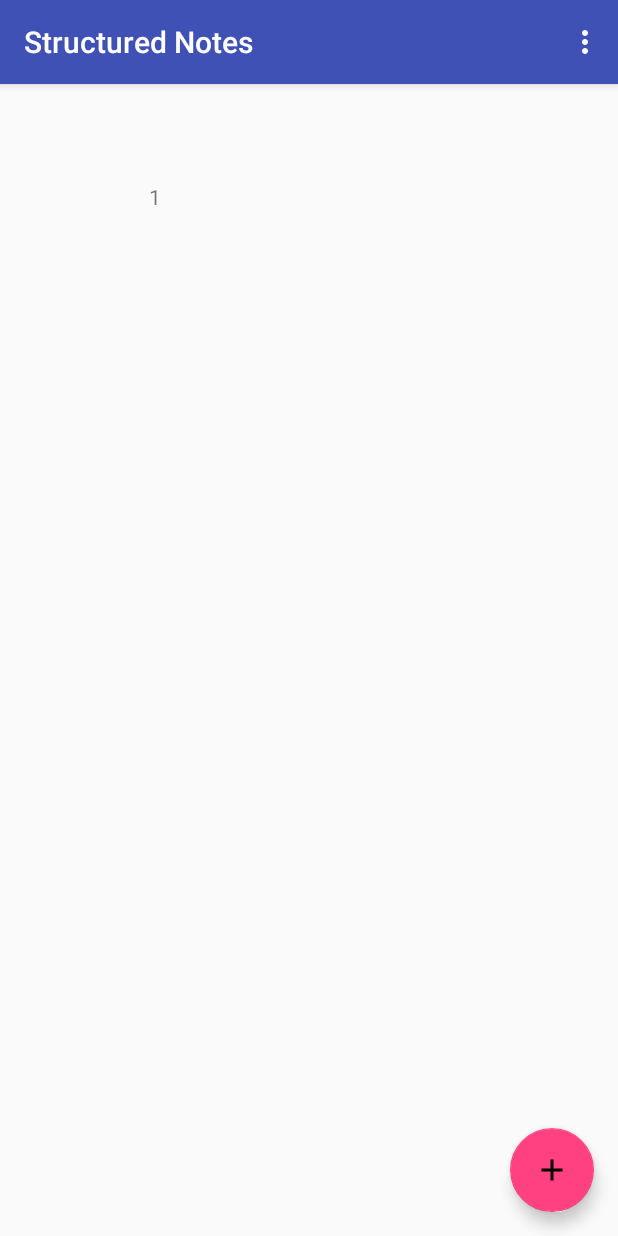
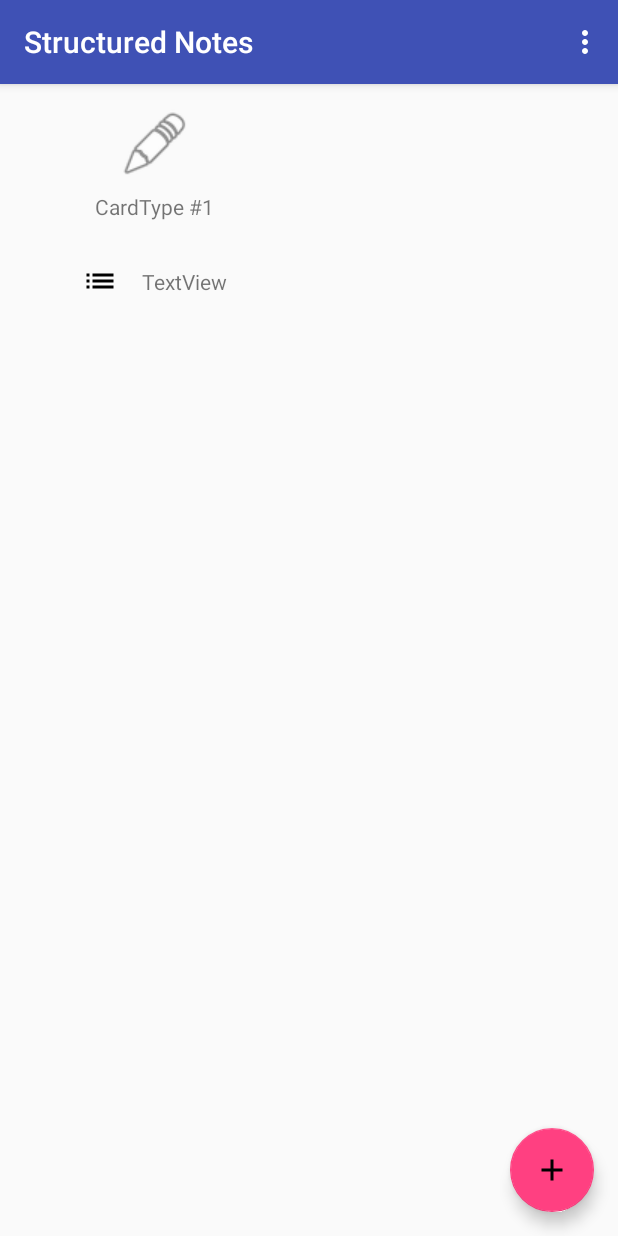
Before and after one commit to OSLL/adfmp18-structured-notes, an Android app: the screen it shows after launch (MainActivity), after a tap on an icon or button, on a phone screen of 412 x 824 dp. Run offline under Robolectric (Android 15) with nearby library versions, the phone set to English and light mode, and no system bars.

Commit message:
Enchanced card buttons

```diff
--- a/app/src/main/AndroidManifest.xml
+++ b/app/src/main/AndroidManifest.xml
@@ -10,7 +10,7 @@
         android:supportsRtl="true"
         android:theme="@style/AppTheme">
         <activity
-            android:name=".MainActivity"
+            android:name=".ui.MainActivity"
             android:label="@string/app_name"
             android:theme="@style/AppTheme.NoActionBar">
             <intent-filter>
--- /dev/null
+++ b/app/src/main/kotlin/ru/spbau/mit/structurednotes/data/CardType.kt
@@ -0,0 +1,3 @@
+package ru.spbau.mit.structurednotes.data
+
+data class CardType(val id: String, var color: String, var logo: String, var name: String) {}
--- a/app/src/main/kotlin/ru/spbau/mit/structurednotes/MainActivity.kt
+++ b/app/src/main/kotlin/ru/spbau/mit/structurednotes/ui/MainActivity.kt
@@ -1,4 +1,4 @@
-package ru.spbau.mit.structurednotes
+package ru.spbau.mit.structurednotes.ui
 
 import android.os.Bundle
 import android.support.design.widget.Snackbar
@@ -12,13 +12,15 @@ import android.view.View
 import android.view.ViewGroup
 import kotlinx.android.synthetic.main.activity_main.*
 import kotlinx.android.synthetic.main.activity_main_card.view.*
+import ru.spbau.mit.structurednotes.R
+import ru.spbau.mit.structurednotes.data.CardType
 
 import ru.spbau.mit.structurednotes.utils.inflate
 import java.util.*
 
 class MainActivity : AppCompatActivity() {
 
-    private val cards: MutableList<String> = mutableListOf()
+    private val cards: MutableList<CardType> = mutableListOf()
 
     override fun onCreate(savedInstanceState: Bundle?) {
         super.onCreate(savedInstanceState)
@@ -56,7 +58,8 @@ class MainActivity : AppCompatActivity() {
         card_view.adapter = RecyclerAdapter()
 
         fab.setOnClickListener { view ->
-            cards.add((cards.size + 1).toString())
+            val id = (cards.size + 1).toString()
+            cards.add(CardType(id, "", "", "CardType #$id"))
             card_view.adapter.notifyItemInserted(cards.lastIndex)
         }
     }
@@ -87,17 +90,22 @@ class MainActivity : AppCompatActivity() {
         override fun onBindViewHolder(holder: Holder, position: Int) = holder.bindTo(cards[position])
 
         private inner class Holder(private val view: View) : RecyclerView.ViewHolder(view) {
+            private lateinit var data: CardType
 
             init {
                 view.setOnClickListener {
-                    Snackbar
-                            .make(it, "Hella there!", Snackbar.LENGTH_LONG)
+                    Snackbar.make(it, "Pressed New on ${data.name}", Snackbar.LENGTH_LONG)
                             .show()
+                }
+                view.list_layout.setOnClickListener {
+                    Snackbar.make(it, "Pressed List on ${data.name}", Snackbar.LENGTH_LONG)
+                            .show();
                 }
             }
 
-            fun bindTo(data: String) {
-                view.name.text = data
+            fun bindTo(data: CardType) {
+                this.data = data
+                view.name.text = data.name
             }
         }
     }
--- /dev/null
+++ b/app/src/main/res/drawable/ic_list_black_24dp.xml
@@ -0,0 +1,4 @@
+<?xml version="1.0" encoding="UTF-8" standalone="no"?>
+<vector xmlns:android="http://schemas.android.com/apk/res/android" android:height="24dp" android:viewportHeight="24.0" android:viewportWidth="24.0" android:width="24dp">
+    <path android:fillColor="#000000" android:pathData="M3,13h2v-2L3,11v2zM3,17h2v-2L3,15v2zM3,9h2L5,7L3,7v2zM7,13h14v-2L7,11v2zM7,17h14v-2L7,15v2zM7,7v2h14L21,7L7,7z"/>
+</vector>
--- a/app/src/main/res/layout/activity_main.xml
+++ b/app/src/main/res/layout/activity_main.xml
@@ -4,7 +4,7 @@
     xmlns:tools="http://schemas.android.com/tools"
     android:layout_width="match_parent"
     android:layout_height="match_parent"
-    tools:context=".MainActivity">
+    tools:context=".ui.MainActivity">
 
     <android.support.design.widget.AppBarLayout
             android:layout_width="match_parent"
--- a/app/src/main/res/layout/activity_main_card.xml
+++ b/app/src/main/res/layout/activity_main_card.xml
@@ -3,7 +3,19 @@
         xmlns:android="http://schemas.android.com/apk/res/android"
         xmlns:app="http://schemas.android.com/apk/res-auto" xmlns:tools="http://schemas.android.com/tools"
         android:layout_width="match_parent"
-        android:layout_height="150dp">
+        android:layout_height="wrap_content">
+
+    <ImageView
+            android:id="@+id/logo"
+            app:srcCompat="@android:drawable/ic_menu_edit"
+            android:contentDescription="Card logo"
+            android:layout_width="48dp"
+            android:layout_height="48dp"
+            app:layout_constraintVertical_chainStyle="packed"
+            app:layout_constraintStart_toStartOf="parent" android:layout_marginStart="16dp"
+            app:layout_constraintEnd_toEndOf="parent" android:layout_marginEnd="16dp"
+            app:layout_constraintTop_toTopOf="parent" android:layout_marginTop="16dp"
+            app:layout_constraintBottom_toTopOf="@+id/name" android:layout_marginBottom="8dp"/>
 
     <TextView
             android:id="@+id/name"
@@ -12,8 +24,40 @@
             android:layout_height="wrap_content"
             app:layout_constraintEnd_toEndOf="parent" android:layout_marginEnd="8dp"
             app:layout_constraintStart_toStartOf="parent" android:layout_marginStart="8dp"
-            app:layout_constraintBottom_toBottomOf="parent" android:layout_marginBottom="8dp"
-            app:layout_constraintTop_toTopOf="parent" android:layout_marginTop="8dp"
-    />
+            app:layout_constraintTop_toBottomOf="@+id/logo"
+            app:layout_constraintBottom_toTopOf="@+id/list_layout" android:layout_marginBottom="16dp"/>
+
+    <android.support.constraint.ConstraintLayout
+            android:id="@+id/list_layout"
+            android:layout_width="0dp"
+            android:layout_height="48dp"
+            app:layout_constraintBottom_toBottomOf="parent"
+            app:layout_constraintHeight_max="100dp"
+            app:layout_constraintHeight_min="1dp" app:layout_constraintEnd_toEndOf="parent"
+            app:layout_constraintStart_toStartOf="parent"
+    >
+
+        <ImageView
+                android:id="@+id/list"
+                app:srcCompat="@drawable/ic_list_black_24dp"
+                android:layout_width="wrap_content"
+                android:layout_height="wrap_content"
+                app:layout_constraintHorizontal_chainStyle="packed"
+                app:layout_constraintTop_toTopOf="parent" android:layout_marginTop="8dp"
+                app:layout_constraintStart_toStartOf="parent" android:layout_marginStart="8dp"
+                app:layout_constraintBottom_toBottomOf="parent" android:layout_marginBottom="8dp"
+                app:layout_constraintEnd_toStartOf="@+id/textView" android:layout_marginEnd="8dp"/>
+
+        <TextView
+                android:id="@+id/textView"
+                android:text="TextView"
+                android:layout_width="wrap_content"
+                android:layout_height="wrap_content"
+                app:layout_constraintTop_toTopOf="parent" android:layout_marginTop="8dp"
+                app:layout_constraintStart_toEndOf="@+id/list" android:layout_marginStart="8dp"
+                app:layout_constraintBottom_toBottomOf="parent" android:layout_marginBottom="8dp"
+                app:layout_constraintEnd_toEndOf="parent" android:layout_marginEnd="8dp"/>
+
+    </android.support.constraint.ConstraintLayout>
 
 </android.support.constraint.ConstraintLayout>
--- a/app/src/main/res/menu/menu_main.xml
+++ b/app/src/main/res/menu/menu_main.xml
@@ -1,7 +1,7 @@
 <menu xmlns:android="http://schemas.android.com/apk/res/android"
     xmlns:app="http://schemas.android.com/apk/res-auto"
     xmlns:tools="http://schemas.android.com/tools"
-    tools:context="ru.spbau.mit.structurednotes.MainActivity">
+    tools:context="ru.spbau.mit.structurednotes.ui.MainActivity">
     <item
         android:id="@+id/action_settings"
         android:orderInCategory="100"
```
